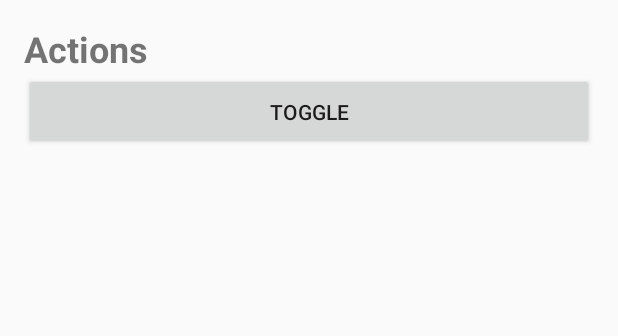
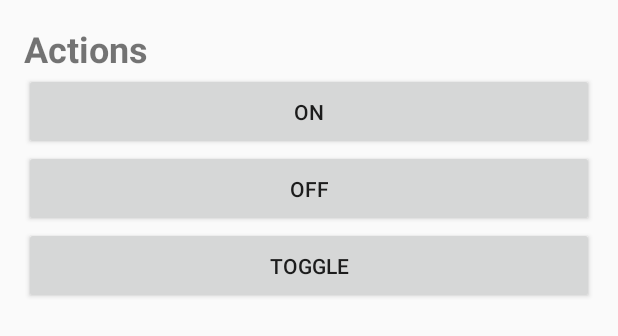
Before and after one commit to anskarthik/GeeneApp, an Android app: the layout simple_device_action_dialog.xml on its own in the app's theme, with its tools: preview values and no code run, on a phone screen of 412 x 824 dp. Shown: the top 336 px of the screen. Run offline under Robolectric (Android 15) with nearby library versions, the phone set to English and light mode, and no system bars.

Commit message:
simple device actions - on / off

```diff
--- a/app/src/main/res/layout/simple_device_action_dialog.xml
+++ b/app/src/main/res/layout/simple_device_action_dialog.xml
@@ -13,6 +13,20 @@
         android:textStyle="bold" />
 
     <Button
+        android:id="@+id/btn_on"
+        android:layout_width="match_parent"
+        android:layout_height="wrap_content"
+        android:padding="16dp"
+        android:text="@string/on" />
+
+    <Button
+        android:id="@+id/btn_off"
+        android:layout_width="match_parent"
+        android:layout_height="wrap_content"
+        android:padding="16dp"
+        android:text="@string/off" />
+
+    <Button
         android:id="@+id/btn_toggle"
         android:layout_width="match_parent"
         android:layout_height="wrap_content"
--- a/app/src/main/res/values/strings.xml
+++ b/app/src/main/res/values/strings.xml
@@ -34,4 +34,6 @@
         device</string>
     <string name="actions">Actions</string>
     <string name="toggle">Toggle</string>
+    <string name="on">on</string>
+    <string name="off">off</string>
 </resources>
```
Also changed, not shown: app/src/main/java/com/genie/home/genieapp/SimpleDeviceActionDialog.java (+16 -4 lines).
